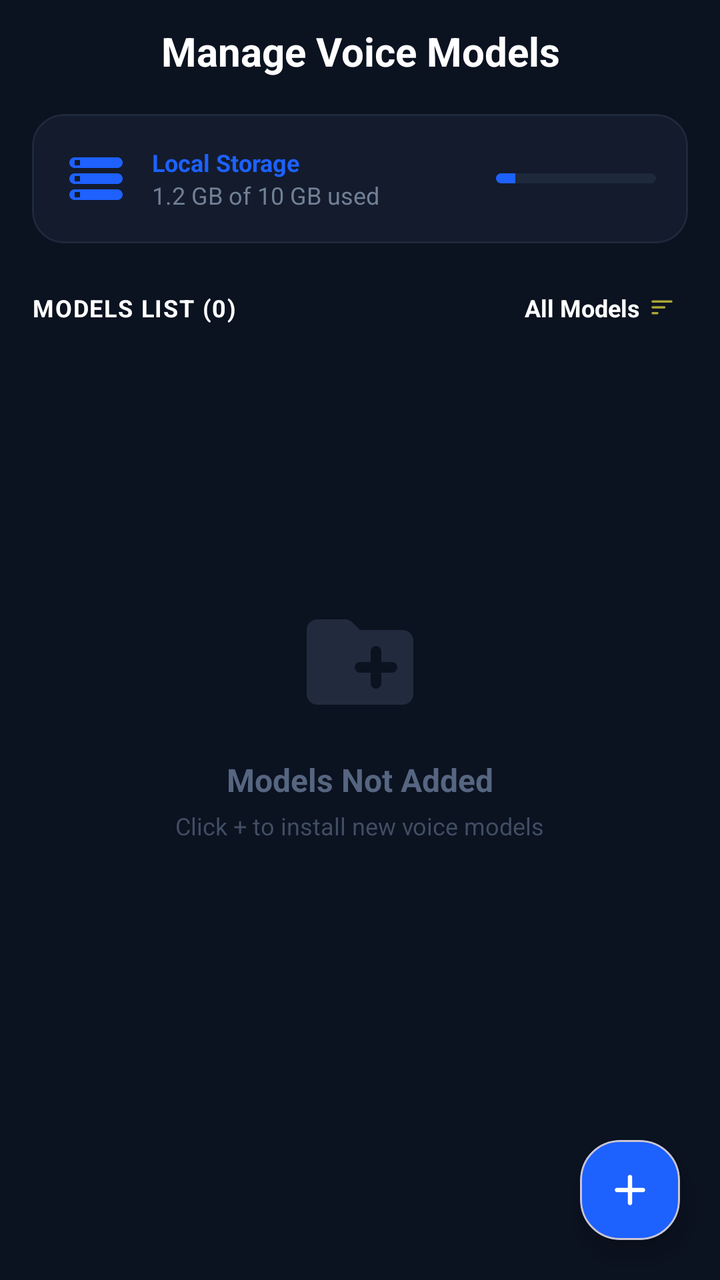
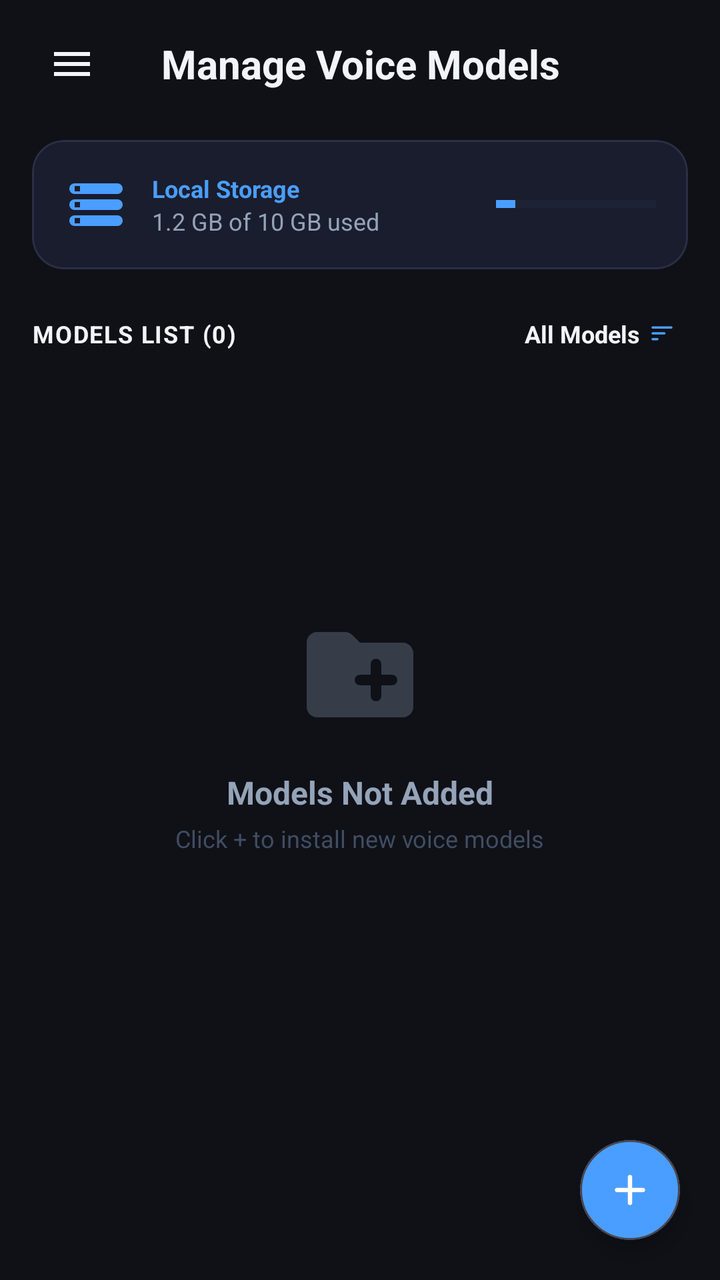

The first picture is an Android layout as it rendered before a commit; the second is the same layout after the commit. The layout source and the unified diff follow.
<!-- AndroidManifest.xml: application theme AppTheme -->
<!-- res/layout/models_fragment.xml -->
<RelativeLayout
	xmlns:android="http://schemas.android.com/apk/res/android"
	xmlns:app="http://schemas.android.com/apk/res-auto"
	xmlns:tools="http://schemas.android.com/tools"
	android:layout_width="match_parent"
	android:layout_height="match_parent"
	android:background="#0B1220">
	<LinearLayout
		android:id="@+id/linear4"
		android:layout_width="match_parent"
		android:layout_height="match_parent"
		android:layout_marginLeft="16dp"
		android:layout_marginTop="12dp"
		android:layout_marginRight="16dp"
		android:orientation="vertical">
		<RelativeLayout
			android:id="@+id/relativelayout2"
			android:layout_width="match_parent"
			android:layout_height="wrap_content"
			android:layout_marginBottom="18dp"
			android:layout_gravity="center_horizontal|center_vertical">
			<TextView
				android:id="@+id/textview5"
				android:layout_width="wrap_content"
				android:layout_height="wrap_content"
				android:gravity="center_horizontal|center_vertical"
				android:text="Manage Voice Models"
				android:textSize="20sp"
				android:textStyle="bold"
				android:textColor="#FFFFFF"
				android:layout_marginStart="45dp"
				android:layout_centerInParent="true"
				android:layout_centerVertical="true" />
		</RelativeLayout>
		<com.google.android.material.card.MaterialCardView
			android:id="@+id/cardview2"
			android:layout_width="match_parent"
			android:layout_height="wrap_content"
			app:cardBackgroundColor="#131B2D"
			app:cardCornerRadius="16dp"
			app:strokeColor="#1E293B"
			app:strokeWidth="1dp">
			<LinearLayout
				android:id="@+id/linear5"
				android:layout_width="match_parent"
				android:layout_height="wrap_content"
				android:padding="16dp"
				android:gravity="center_vertical"
				android:orientation="horizontal">
				<ImageView
					android:id="@+id/imageview5"
					android:layout_width="32dp"
					android:layout_height="32dp"
					android:src="@drawable/icon_storage"
					android:scaleType="fitXY"
					app:tint="#1D61FF" />
				<LinearLayout
					android:id="@+id/linear6"
					android:layout_width="0dp"
					android:layout_height="wrap_content"
					android:orientation="vertical"
					android:layout_weight="1"
					android:layout_marginStart="12dp">
					<TextView
						android:id="@+id/textview6"
						android:layout_width="wrap_content"
						android:layout_height="wrap_content"
						android:text="Local Storage"
						android:textSize="12sp"
						android:textStyle="bold"
						android:textColor="#1D61FF" />
					<TextView
						android:id="@+id/storage_used_tv"
						android:layout_width="wrap_content"
						android:layout_height="wrap_content"
						android:text="1.2 GB of 10 GB used"
						android:textSize="12sp"
						android:textColor="#718096" />
				</LinearLayout>
				<ProgressBar
					android:id="@+id/storage_used_progressbar"
					android:layout_width="80dp"
					android:layout_height="5dp"
					android:progress="12"
					android:indeterminate="false"
					style="?android:progressBarStyleHorizontal"
					android:progressDrawable="@drawable/custom_progress_bar" />
			</LinearLayout>
		</com.google.android.material.card.MaterialCardView>
		<LinearLayout
			android:id="@+id/linear7"
			android:layout_width="match_parent"
			android:layout_height="wrap_content"
			android:layout_marginTop="18dp"
			android:layout_marginBottom="12dp"
			android:gravity="center_horizontal|center_vertical"
			android:orientation="horizontal">
			<TextView
				android:id="@+id/model_count_tv"
				android:layout_width="wrap_content"
				android:layout_height="wrap_content"
				android:text="MODELS LIST (0)"
				android:textSize="12sp"
				android:textStyle="bold"
				android:textColor="#FFFFFF"
				android:layout_weight="1"
				android:letterSpacing="0.05" />
			<LinearLayout
				android:id="@+id/btn_filter"
				android:layout_width="wrap_content"
				android:layout_height="wrap_content"
				android:padding="6dp"
				android:gravity="center_vertical"
				android:background="?attr/selectableItemBackground">
				<TextView
					android:id="@+id/sort_tv"
					android:layout_width="wrap_content"
					android:layout_height="wrap_content"
					android:text="All Models"
					android:textSize="12sp"
					android:textStyle="bold"
					android:textColor="#FFFFFF" />
				<ImageView
					android:id="@+id/imageview8"
					android:layout_width="14dp"
					android:layout_height="14dp"
					android:layout_marginLeft="4dp"
					android:src="@drawable/icon_sort"
					android:scaleType="fitXY"
					app:tint="@color/colorPrimary" />
			</LinearLayout>
		</LinearLayout>
		<FrameLayout
			android:id="@+id/frame_layout14"
			android:layout_width="match_parent"
			android:layout_height="match_parent">
			<androidx.recyclerview.widget.RecyclerView
				android:id="@+id/recyclerview_models"
				android:layout_width="match_parent"
				android:layout_height="match_parent"
				android:clipToPadding="false"
				android:visibility="gone" />
			<LinearLayout
				android:id="@+id/empty_state_view"
				android:layout_width="match_parent"
				android:layout_height="wrap_content"
				android:layout_marginBottom="50dp"
				android:gravity="center_horizontal|center_vertical"
				android:orientation="vertical"
				android:layout_gravity="center_horizontal|center_vertical">
				<ImageView
					android:id="@+id/imageview12"
					android:layout_width="64dp"
					android:layout_height="64dp"
					android:src="@drawable/icon_add_folder"
					android:scaleType="fitXY"
					android:alpha="0.3"
					app:tint="#566580" />
				<TextView
					android:id="@+id/empty_text"
					android:layout_width="wrap_content"
					android:layout_height="wrap_content"
					android:layout_marginTop="16dp"
					android:text="Models Not Added"
					android:textSize="16sp"
					android:textStyle="bold"
					android:textColor="#566580" />
				<TextView
					android:id="@+id/textview14"
					android:layout_width="wrap_content"
					android:layout_height="wrap_content"
					android:layout_marginTop="4dp"
					android:text="Click + to install new voice models"
					android:textSize="12sp"
					android:textColor="#414D63" />
			</LinearLayout>
		</FrameLayout>
	</LinearLayout>
	<com.google.android.material.card.MaterialCardView
		android:id="@+id/fab_add_model"
		android:layout_width="50dp"
		android:layout_height="50dp"
		android:layout_margin="20dp"
		app:cardBackgroundColor="#1D61FF"
		app:cardCornerRadius="20dp"
		app:cardElevation="6dp"
		android:layout_alignParentBottom="true"
		android:layout_alignParentEnd="true">
		<ImageView
			android:id="@+id/imageview6"
			android:layout_width="match_parent"
			android:layout_height="match_parent"
			android:padding="12dp"
			android:src="@drawable/icon_add"
			android:scaleType="fitXY"
			app:tint="#FFFFFF" />
	</com.google.android.material.card.MaterialCardView>
</RelativeLayout>
<!-- resources referenced by this layout -->
<resources>
  <color name="colorPrimary">#AAA635</color>
  <!-- drawable custom_progress_bar (drawable) -->
  <layer-list xmlns:android="http://schemas.android.com/apk/res/android">
      <item android:id="@android:id/background">
          <shape>
              <corners android:radius="10dp" />
              <solid android:color="#1E293B" />
          </shape>
      </item>
      <item android:id="@android:id/progress">
          <clip>
              <shape>
                  <corners android:radius="10dp" />
                  <solid android:color="#1D61FF" />
              </shape>
          </clip>
      </item>
  </layer-list>
  <!-- drawable icon_add (drawable-xhdpi) -->
  <?xml version='1.0' encoding='UTF-8' standalone='yes' ?>
  <vector xmlns:android="http://schemas.android.com/apk/res/android" android:width="48dp" android:height="48dp" android:viewportWidth="24.0" android:viewportHeight="24.0"><path android:pathData="M18 13h-5v5c0 .55-.45 1-1 1s-1-.45-1-1v-5H6c-.55 0-1-.45-1-1s.45-1 1-1h5V6c0-.55.45-1 1-1s1 .45 1 1v5h5c.55 0 1 .45 1 1s-.45 1-1 1z" android:fillColor="#9E9E9E" /></vector>
  <!-- drawable icon_add_folder (drawable-xhdpi) -->
  <?xml version='1.0' encoding='UTF-8' standalone='yes' ?>
  <vector xmlns:android="http://schemas.android.com/apk/res/android" android:width="48dp" android:height="48dp" android:viewportWidth="24.0" android:viewportHeight="24.0"><path android:pathData="M20 6h-8l-1.41-1.41C10.21 4.21 9.7 4 9.17 4H4c-1.11 0-1.99.89-1.99 2L2 18c0 1.11.89 2 2 2h16c1.1 0 2-.9 2-2V8c0-1.1-.9-2-2-2zm-2 8h-2v2c0 .55-.45 1-1 1s-1-.45-1-1v-2h-2c-.55 0-1-.45-1-1s.45-1 1-1h2v-2c0-.55.45-1 1-1s1 .45 1 1v2h2c.55 0 1 .45 1 1s-.45 1-1 1z" android:fillColor="#9E9E9E" /></vector>
  <!-- drawable icon_sort (drawable-xhdpi) -->
  <?xml version='1.0' encoding='UTF-8' standalone='yes' ?>
  <vector xmlns:android="http://schemas.android.com/apk/res/android" android:width="48dp" android:height="48dp" android:viewportWidth="24.0" android:viewportHeight="24.0"><path android:pathData="M4 18h4c.55 0 1-.45 1-1s-.45-1-1-1H4c-.55 0-1 .45-1 1s.45 1 1 1zM3 7c0 .55.45 1 1 1h16c.55 0 1-.45 1-1s-.45-1-1-1H4c-.55 0-1 .45-1 1zm1 6h10c.55 0 1-.45 1-1s-.45-1-1-1H4c-.55 0-1 .45-1 1s.45 1 1 1z" android:fillColor="#9E9E9E" /></vector>
  <!-- drawable icon_storage (drawable-xhdpi) -->
  <?xml version='1.0' encoding='UTF-8' standalone='yes' ?>
  <vector xmlns:android="http://schemas.android.com/apk/res/android" android:width="48dp" android:height="48dp" android:viewportWidth="24.0" android:viewportHeight="24.0"><path android:pathData="M4 20h16c1.1 0 2-.9 2-2s-.9-2-2-2H4c-1.1 0-2 .9-2 2s.9 2 2 2zm0-3h2v2H4v-2zM2 6c0 1.1.9 2 2 2h16c1.1 0 2-.9 2-2s-.9-2-2-2H4c-1.1 0-2 .9-2 2zm4 1H4V5h2v2zm-2 7h16c1.1 0 2-.9 2-2s-.9-2-2-2H4c-1.1 0-2 .9-2 2s.9 2 2 2zm0-3h2v2H4v-2z" android:fillColor="#9E9E9E" /></vector>
  <style name="AppTheme" parent="Theme.Material3.DayNight.NoActionBar">
  
          
          <item name="android:statusBarColor">#0B1220</item>
          <item name="android:navigationBarColor">#0B1220</item>
          <item name="android:windowLightStatusBar">false</item>
  
          
          <item name="colorControlActivated">#6750A4</item>
  
      </style>
</resources>

<!-- the commit's change to res/layout/models_fragment.xml (unified diff, before → after) -->
@@ -4,7 +4,8 @@
 	xmlns:tools="http://schemas.android.com/tools"
 	android:layout_width="match_parent"
 	android:layout_height="match_parent"
-	android:background="#0B1220">
+	android:background="#0F1117">
+	
 	<LinearLayout
 		android:id="@+id/linear4"
 		android:layout_width="match_parent"
@@ -13,12 +14,27 @@
 		android:layout_marginTop="12dp"
 		android:layout_marginRight="16dp"
 		android:orientation="vertical">
+		
 		<RelativeLayout
 			android:id="@+id/relativelayout2"
 			android:layout_width="match_parent"
 			android:layout_height="wrap_content"
 			android:layout_marginBottom="18dp"
 			android:layout_gravity="center_horizontal|center_vertical">
+			
+			<ImageView
+				android:id="@+id/models_menu"
+				android:layout_width="40dp"
+				android:layout_height="40dp"
+				android:padding="8dp"
+				android:contentDescription="Open navigation"
+				android:background="?attr/selectableItemBackground"
+				android:src="@drawable/icon_menu"
+				android:scaleType="fitCenter"
+				app:tint="#F1F5F9"
+				android:layout_alignParentStart="true"
+				android:layout_centerVertical="true" />
+				
 			<TextView
 				android:id="@+id/textview5"
 				android:layout_width="wrap_content"
@@ -27,19 +43,20 @@
 				android:text="Manage Voice Models"
 				android:textSize="20sp"
 				android:textStyle="bold"
-				android:textColor="#FFFFFF"
-				android:layout_marginStart="45dp"
+				android:textColor="#F1F5F9"
 				android:layout_centerInParent="true"
 				android:layout_centerVertical="true" />
 		</RelativeLayout>
+		
 		<com.google.android.material.card.MaterialCardView
 			android:id="@+id/cardview2"
 			android:layout_width="match_parent"
 			android:layout_height="wrap_content"
-			app:cardBackgroundColor="#131B2D"
+			app:cardBackgroundColor="#1A1D2E"
 			app:cardCornerRadius="16dp"
-			app:strokeColor="#1E293B"
+			app:strokeColor="#2A2F45"
 			app:strokeWidth="1dp">
+			
 			<LinearLayout
 				android:id="@+id/linear5"
 				android:layout_width="match_parent"
@@ -47,13 +64,15 @@
 				android:padding="16dp"
 				android:gravity="center_vertical"
 				android:orientation="horizontal">
+				
 				<ImageView
 					android:id="@+id/imageview5"
 					android:layout_width="32dp"
 					android:layout_height="32dp"
 					android:src="@drawable/icon_storage"
 					android:scaleType="fitXY"
-					app:tint="#1D61FF" />
+					app:tint="#4A9EFF" />
+					
 				<LinearLayout
 					android:id="@+id/linear6"
 					android:layout_width="0dp"
@@ -61,6 +80,7 @@
 					android:orientation="vertical"
 					android:layout_weight="1"
 					android:layout_marginStart="12dp">
+					
 					<TextView
 						android:id="@+id/textview6"
 						android:layout_width="wrap_content"
@@ -68,15 +88,17 @@
 						android:text="Local Storage"
 						android:textSize="12sp"
 						android:textStyle="bold"
-						android:textColor="#1D61FF" />
+						android:textColor="#4A9EFF" />
+						
 					<TextView
 						android:id="@+id/storage_used_tv"
 						android:layout_width="wrap_content"
 						android:layout_height="wrap_content"
 						android:text="1.2 GB of 10 GB used"
 						android:textSize="12sp"
-						android:textColor="#718096" />
+						android:textColor="#94A3B8" />
 				</LinearLayout>
+				
 				<ProgressBar
 					android:id="@+id/storage_used_progressbar"
 					android:layout_width="80dp"
@@ -84,9 +106,11 @@
 					android:progress="12"
 					android:indeterminate="false"
 					style="?android:progressBarStyleHorizontal"
-					android:progressDrawable="@drawable/custom_progress_bar" />
+					android:progressTint="#4A9EFF"
+					android:progressBackgroundTint="#2A2F45" />
 			</LinearLayout>
 		</com.google.android.material.card.MaterialCardView>
+		
 		<LinearLayout
 			android:id="@+id/linear7"
 			android:layout_width="match_parent"
@@ -95,6 +119,7 @@
 			android:layout_marginBottom="12dp"
 			android:gravity="center_horizontal|center_vertical"
 			android:orientation="horizontal">
+			
 			<TextView
 				android:id="@+id/model_count_tv"
 				android:layout_width="wrap_content"
@@ -102,9 +127,10 @@
 				android:text="MODELS LIST (0)"
 				android:textSize="12sp"
 				android:textStyle="bold"
-				android:textColor="#FFFFFF"
+				android:textColor="#F1F5F9"
 				android:layout_weight="1"
 				android:letterSpacing="0.05" />
+				
 			<LinearLayout
 				android:id="@+id/btn_filter"
 				android:layout_width="wrap_content"
@@ -112,6 +138,7 @@
 				android:padding="6dp"
 				android:gravity="center_vertical"
 				android:background="?attr/selectableItemBackground">
+				
 				<TextView
 					android:id="@+id/sort_tv"
 					android:layout_width="wrap_content"
@@ -119,7 +146,8 @@
 					android:text="All Models"
 					android:textSize="12sp"
 					android:textStyle="bold"
-					android:textColor="#FFFFFF" />
+					android:textColor="#F1F5F9" />
+					
 				<ImageView
 					android:id="@+id/imageview8"
 					android:layout_width="14dp"
@@ -127,19 +155,22 @@
 					android:layout_marginLeft="4dp"
 					android:src="@drawable/icon_sort"
 					android:scaleType="fitXY"
-					app:tint="@color/colorPrimary" />
+					app:tint="#4A9EFF" />
 			</LinearLayout>
 		</LinearLayout>
+		
 		<FrameLayout
 			android:id="@+id/frame_layout14"
 			android:layout_width="match_parent"
 			android:layout_height="match_parent">
+			
 			<androidx.recyclerview.widget.RecyclerView
 				android:id="@+id/recyclerview_models"
 				android:layout_width="match_parent"
 				android:layout_height="match_parent"
 				android:clipToPadding="false"
 				android:visibility="gone" />
+				
 			<LinearLayout
 				android:id="@+id/empty_state_view"
 				android:layout_width="match_parent"
@@ -148,6 +179,7 @@
 				android:gravity="center_horizontal|center_vertical"
 				android:orientation="vertical"
 				android:layout_gravity="center_horizontal|center_vertical">
+				
 				<ImageView
 					android:id="@+id/imageview12"
 					android:layout_width="64dp"
@@ -155,7 +187,8 @@
 					android:src="@drawable/icon_add_folder"
 					android:scaleType="fitXY"
 					android:alpha="0.3"
-					app:tint="#566580" />
+					app:tint="#94A3B8" />
+					
 				<TextView
 					android:id="@+id/empty_text"
 					android:layout_width="wrap_content"
@@ -164,7 +197,8 @@
 					android:text="Models Not Added"
 					android:textSize="16sp"
 					android:textStyle="bold"
-					android:textColor="#566580" />
+					android:textColor="#94A3B8" />
+					
 				<TextView
 					android:id="@+id/textview14"
 					android:layout_width="wrap_content"
@@ -176,16 +210,18 @@
 			</LinearLayout>
 		</FrameLayout>
 	</LinearLayout>
+	
 	<com.google.android.material.card.MaterialCardView
 		android:id="@+id/fab_add_model"
 		android:layout_width="50dp"
 		android:layout_height="50dp"
 		android:layout_margin="20dp"
-		app:cardBackgroundColor="#1D61FF"
-		app:cardCornerRadius="20dp"
+		app:cardBackgroundColor="#4A9EFF"
+		app:cardCornerRadius="25dp"
 		app:cardElevation="6dp"
 		android:layout_alignParentBottom="true"
 		android:layout_alignParentEnd="true">
+		
 		<ImageView
 			android:id="@+id/imageview6"
 			android:layout_width="match_parent"
<!-- resource entries referenced after the edit -->
@@ -1,44 +1,57 @@
 <!-- resources referenced by this layout -->
 <resources>
-  <color name="colorPrimary">#AAA635</color>
-  <!-- drawable custom_progress_bar (drawable) -->
-  <layer-list xmlns:android="http://schemas.android.com/apk/res/android">
-      <item android:id="@android:id/background">
-          <shape>
-              <corners android:radius="10dp" />
-              <solid android:color="#1E293B" />
-          </shape>
-      </item>
-      <item android:id="@android:id/progress">
-          <clip>
-              <shape>
-                  <corners android:radius="10dp" />
-                  <solid android:color="#1D61FF" />
-              </shape>
-          </clip>
-      </item>
-  </layer-list>
+  <color name="colorPrimary">#00E5FF</color>
+  <color name="colorOnPrimary">#F8FAFC</color>
+  <color name="colorSecondary">#2979FF</color>
+  <color name="colorSurface">#121826</color>
+  <color name="colorSurfaceVariant">#1A2234</color>
+  <color name="colorOnSurface">#F8FAFC</color>
+  <color name="colorOnBackground">#F8FAFC</color>
+  <color name="colorAccent">#00E5FF</color>
+  <color name="colorBackground">#070B14</color>
   <!-- drawable icon_add (drawable-xhdpi) -->
   <?xml version='1.0' encoding='UTF-8' standalone='yes' ?>
-  <vector xmlns:android="http://schemas.android.com/apk/res/android" android:width="48dp" android:height="48dp" android:viewportWidth="24.0" android:viewportHeight="24.0"><path android:pathData="M18 13h-5v5c0 .55-.45 1-1 1s-1-.45-1-1v-5H6c-.55 0-1-.45-1-1s.45-1 1-1h5V6c0-.55.45-1 1-1s1 .45 1 1v5h5c.55 0 1 .45 1 1s-.45 1-1 1z" android:fillColor="#9E9E9E" /></vector>
+  <vector xmlns:android="http://schemas.android.com/apk/res/android" android:width="48dp" android:height="48dp" android:viewportWidth="24.0" android:viewportHeight="24.0"><path android:pathData="M18 13h-5v5c0 .55-.45 1-1 1s-1-.45-1-1v-5H6c-.55 0-1-.45-1-1s.45-1 1-1h5V6c0-.55.45-1 1-1s1 .45 1 1v5h5c.55 0 1 .45 1 1s-.45 1-1 1z" android:fillColor="#94A3B8" /></vector>
   <!-- drawable icon_add_folder (drawable-xhdpi) -->
   <?xml version='1.0' encoding='UTF-8' standalone='yes' ?>
-  <vector xmlns:android="http://schemas.android.com/apk/res/android" android:width="48dp" android:height="48dp" android:viewportWidth="24.0" android:viewportHeight="24.0"><path android:pathData="M20 6h-8l-1.41-1.41C10.21 4.21 9.7 4 9.17 4H4c-1.11 0-1.99.89-1.99 2L2 18c0 1.11.89 2 2 2h16c1.1 0 2-.9 2-2V8c0-1.1-.9-2-2-2zm-2 8h-2v2c0 .55-.45 1-1 1s-1-.45-1-1v-2h-2c-.55 0-1-.45-1-1s.45-1 1-1h2v-2c0-.55.45-1 1-1s1 .45 1 1v2h2c.55 0 1 .45 1 1s-.45 1-1 1z" android:fillColor="#9E9E9E" /></vector>
+  <vector xmlns:android="http://schemas.android.com/apk/res/android" android:width="48dp" android:height="48dp" android:viewportWidth="24.0" android:viewportHeight="24.0"><path android:pathData="M20 6h-8l-1.41-1.41C10.21 4.21 9.7 4 9.17 4H4c-1.11 0-1.99.89-1.99 2L2 18c0 1.11.89 2 2 2h16c1.1 0 2-.9 2-2V8c0-1.1-.9-2-2-2zm-2 8h-2v2c0 .55-.45 1-1 1s-1-.45-1-1v-2h-2c-.55 0-1-.45-1-1s.45-1 1-1h2v-2c0-.55.45-1 1-1s1 .45 1 1v2h2c.55 0 1 .45 1 1s-.45 1-1 1z" android:fillColor="#94A3B8" /></vector>
+  <!-- drawable icon_menu (drawable-xhdpi) -->
+  <vector xmlns:android="http://schemas.android.com/apk/res/android"
+      android:width="24dp"
+      android:height="24dp"
+      android:viewportWidth="24"
+      android:viewportHeight="24">
+      <path
+          android:fillColor="#FFFFFFFF"
+          android:pathData="M3,18h18v-2H3v2zM3,13h18v-2H3v2zM3,6v2h18V6H3z" />
+  </vector>
   <!-- drawable icon_sort (drawable-xhdpi) -->
   <?xml version='1.0' encoding='UTF-8' standalone='yes' ?>
-  <vector xmlns:android="http://schemas.android.com/apk/res/android" android:width="48dp" android:height="48dp" android:viewportWidth="24.0" android:viewportHeight="24.0"><path android:pathData="M4 18h4c.55 0 1-.45 1-1s-.45-1-1-1H4c-.55 0-1 .45-1 1s.45 1 1 1zM3 7c0 .55.45 1 1 1h16c.55 0 1-.45 1-1s-.45-1-1-1H4c-.55 0-1 .45-1 1zm1 6h10c.55 0 1-.45 1-1s-.45-1-1-1H4c-.55 0-1 .45-1 1s.45 1 1 1z" android:fillColor="#9E9E9E" /></vector>
+  <vector xmlns:android="http://schemas.android.com/apk/res/android" android:width="48dp" android:height="48dp" android:viewportWidth="24.0" android:viewportHeight="24.0"><path android:pathData="M4 18h4c.55 0 1-.45 1-1s-.45-1-1-1H4c-.55 0-1 .45-1 1s.45 1 1 1zM3 7c0 .55.45 1 1 1h16c.55 0 1-.45 1-1s-.45-1-1-1H4c-.55 0-1 .45-1 1zm1 6h10c.55 0 1-.45 1-1s-.45-1-1-1H4c-.55 0-1 .45-1 1s.45 1 1 1z" android:fillColor="#94A3B8" /></vector>
   <!-- drawable icon_storage (drawable-xhdpi) -->
   <?xml version='1.0' encoding='UTF-8' standalone='yes' ?>
-  <vector xmlns:android="http://schemas.android.com/apk/res/android" android:width="48dp" android:height="48dp" android:viewportWidth="24.0" android:viewportHeight="24.0"><path android:pathData="M4 20h16c1.1 0 2-.9 2-2s-.9-2-2-2H4c-1.1 0-2 .9-2 2s.9 2 2 2zm0-3h2v2H4v-2zM2 6c0 1.1.9 2 2 2h16c1.1 0 2-.9 2-2s-.9-2-2-2H4c-1.1 0-2 .9-2 2zm4 1H4V5h2v2zm-2 7h16c1.1 0 2-.9 2-2s-.9-2-2-2H4c-1.1 0-2 .9-2 2s.9 2 2 2zm0-3h2v2H4v-2z" android:fillColor="#9E9E9E" /></vector>
-  <style name="AppTheme" parent="Theme.Material3.DayNight.NoActionBar">
+  <vector xmlns:android="http://schemas.android.com/apk/res/android" android:width="48dp" android:height="48dp" android:viewportWidth="24.0" android:viewportHeight="24.0"><path android:pathData="M4 20h16c1.1 0 2-.9 2-2s-.9-2-2-2H4c-1.1 0-2 .9-2 2s.9 2 2 2zm0-3h2v2H4v-2zM2 6c0 1.1.9 2 2 2h16c1.1 0 2-.9 2-2s-.9-2-2-2H4c-1.1 0-2 .9-2 2zm4 1H4V5h2v2zm-2 7h16c1.1 0 2-.9 2-2s-.9-2-2-2H4c-1.1 0-2 .9-2 2s.9 2 2 2zm0-3h2v2H4v-2z" android:fillColor="#94A3B8" /></vector>
+  <style name="AppTheme" parent="Theme.Material3.Dark.NoActionBar">
+  
+          <item name="colorPrimary">@color/colorPrimary</item>
+          <item name="colorOnPrimary">@color/colorOnPrimary</item>
+          <item name="colorSecondary">@color/colorSecondary</item>
+          <item name="colorOnSecondary">@color/colorOnPrimary</item>
+          <item name="colorSurface">@color/colorSurface</item>
+          <item name="colorSurfaceVariant">@color/colorSurfaceVariant</item>
+          <item name="colorOnSurface">@color/colorOnSurface</item>
+          <item name="colorOnBackground">@color/colorOnBackground</item>
+          <item name="colorAccent">@color/colorAccent</item>
   
           
-          <item name="android:statusBarColor">#0B1220</item>
-          <item name="android:navigationBarColor">#0B1220</item>
+          <item name="android:colorBackground">@color/colorBackground</item>
+          <item name="android:statusBarColor">@color/colorBackground</item>
+          <item name="android:navigationBarColor">@color/colorBackground</item>
+          <item name="android:windowBackground">@color/colorBackground</item>
           <item name="android:windowLightStatusBar">false</item>
+          <item name="android:windowLightNavigationBar">false</item>
   
-          
-          <item name="colorControlActivated">#6750A4</item>
+          <item name="colorControlActivated">@color/colorPrimary</item>
   
       </style>
 </resources>
